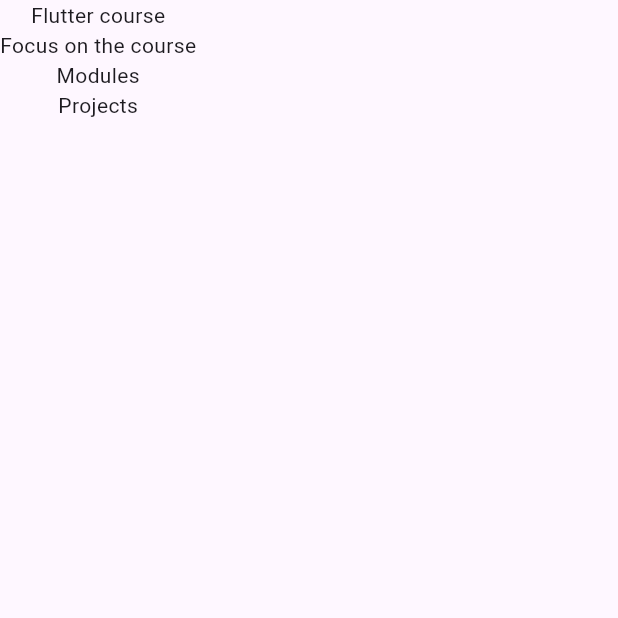
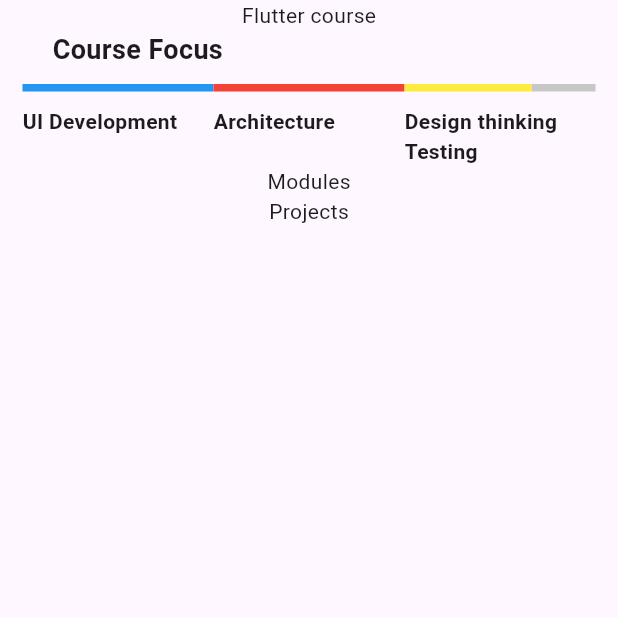
Before and after one commit to JuandiGo1/First_Act_Movil, a Flutter app: the screen it shows after launch, on a phone screen of 412 x 824 dp, the top half of it. Run offline on Flutter 3.47's test engine with Material 3 defaults, Android fonts, the phone set to English and light mode, and no system bars.

Commit message:
feat: create course Focus

```diff
--- a/lib/ui/pages/flutter_course_page.dart
+++ b/lib/ui/pages/flutter_course_page.dart
@@ -24,7 +24,80 @@ class FlutterCoursePage extends StatelessWidget {
   }
 
   Widget buildCourseFocus() {
-    return const Text("Focus on the course");
+    return Padding(
+        padding: EdgeInsets.only(left: 15, right: 15),
+        child: Column(crossAxisAlignment: CrossAxisAlignment.start, children: [
+          Container(
+            padding: EdgeInsets.only(left: 20, bottom: 10),
+            child: Text(
+                style: TextStyle(fontSize: 18, fontWeight: FontWeight.w700),
+                'Course Focus'),
+          ),
+          Row(
+            crossAxisAlignment: CrossAxisAlignment.start,
+            children: [
+              Expanded(
+                child: Column(
+                  crossAxisAlignment: CrossAxisAlignment.start,
+                  children: [
+                    Container(
+                      margin: EdgeInsets.only(bottom: 10),
+                      height: 5,
+                      color: Colors.blue,
+                    ),
+                    Text(
+                        style: TextStyle(fontWeight: FontWeight.w700),
+                        'UI Development')
+                  ],
+                ),
+              ),
+              Expanded(
+                child: Column(
+                  crossAxisAlignment: CrossAxisAlignment.start,
+                  children: [
+                    Container(
+                      margin: EdgeInsets.only(bottom: 10),
+                      height: 5,
+                      color: Colors.red,
+                    ),
+                    Text(
+                        style: TextStyle(fontWeight: FontWeight.w700),
+                        'Architecture')
+                  ],
+                ),
+              ),
+              Expanded(
+                child: Column(
+                  crossAxisAlignment: CrossAxisAlignment.start,
+                  children: [
+                    Row(
+                      children: [
+                        Expanded(
+                          flex: 2,
+                          child: Container(
+                            margin: EdgeInsets.only(bottom: 10),
+                            height: 5,
+                            color: Colors.yellow,
+                          ),
+                        ),
+                        Expanded(
+                          child: Container(
+                            margin: EdgeInsets.only(bottom: 10),
+                            height: 5,
+                            color: Color.fromARGB(255, 199, 199, 199),
+                          ),
+                        ),
+                      ],
+                    ),
+                    Text(
+                        style: TextStyle(fontWeight: FontWeight.w700),
+                        'Design thinking Testing')
+                  ],
+                ),
+              ),
+            ],
+          ),
+        ]));
   }
 
   Widget buildModules() {
```
